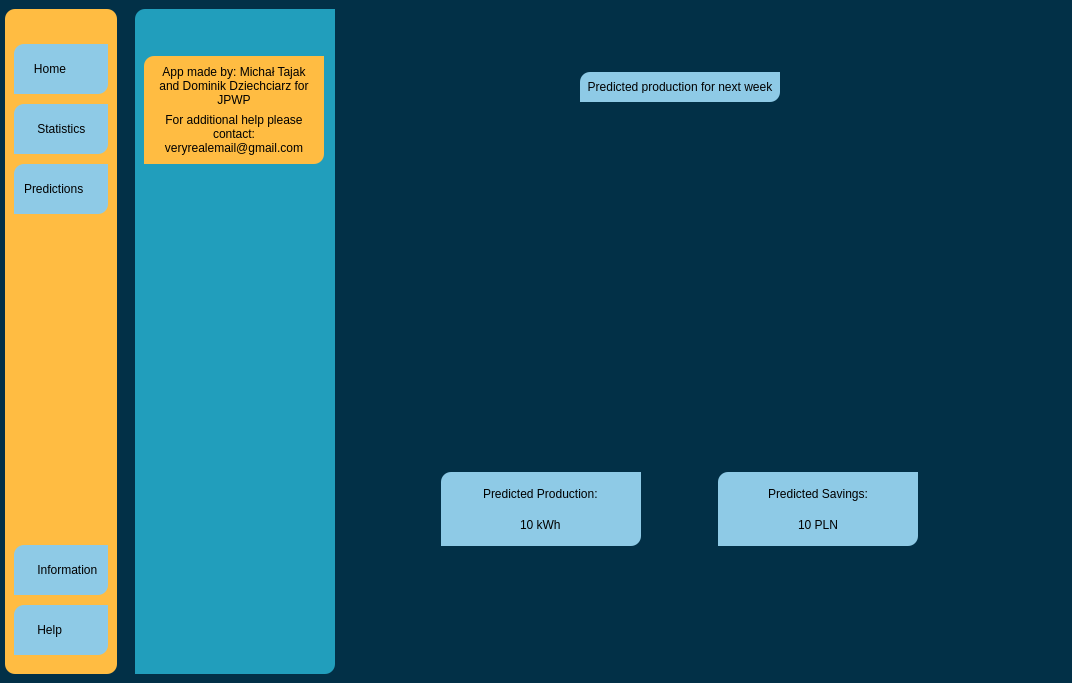
Above: Project1.ui from ddziechciarz/JPWPApp before the change. Below: the same form after it.
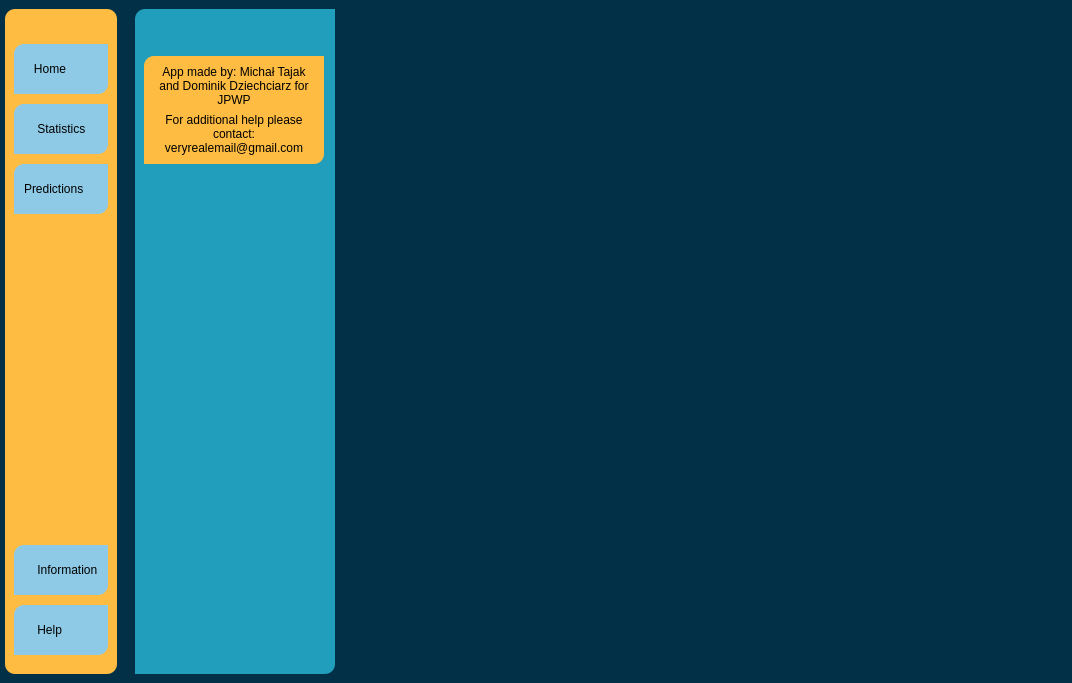
That is the form after the change. The open tabs and pages were chosen to show the change. Icons and pictures are not drawn.

```diff
--- a/Project1.ui
+++ b/Project1.ui
@@ -218,7 +218,7 @@
               <number>10</number>
              </property>
              <item>
-              <widget class="QPushButton" name="statsButton">
+              <widget class="QPushButton" name="homeButton">
                <property name="minimumSize">
                 <size>
                  <width>0</width>
@@ -247,7 +247,7 @@
               </widget>
              </item>
              <item>
-              <widget class="QPushButton" name="predButton">
+              <widget class="QPushButton" name="statsButton">
                <property name="minimumSize">
                 <size>
                  <width>0</width>
@@ -273,7 +273,7 @@
               </widget>
              </item>
              <item>
-              <widget class="QPushButton" name="homeButton">
+              <widget class="QPushButton" name="predButton">
                <property name="minimumSize">
                 <size>
                  <width>0</width>
@@ -424,7 +424,7 @@
                </property>
               </widget>
              </item>
-             <item alignment="Qt::AlignRight">
+             <item>
               <widget class="QPushButton" name="closeButton">
                <property name="text">
                 <string/>
@@ -1125,158 +1125,7 @@
               </layout>
              </widget>
             </widget>
-            <widget class="QWidget" name="predictionsPage">
-             <widget class="QWidget" name="graphWidget_2" native="true">
-              <property name="enabled">
-               <bool>true</bool>
-              </property>
-              <property name="geometry">
-               <rect>
-                <x>20</x>
-                <y>30</y>
-                <width>620</width>
-                <height>380</height>
-               </rect>
-              </property>
-              <layout class="QVBoxLayout" name="verticalLayout_13">
-               <item alignment="Qt::AlignHCenter|Qt::AlignTop">
-                <widget class="QWidget" name="graphWidgetName_2" native="true">
-                 <property name="minimumSize">
-                  <size>
-                   <width>200</width>
-                   <height>20</height>
-                  </size>
-                 </property>
-                 <property name="maximumSize">
-                  <size>
-                   <width>200</width>
-                   <height>30</height>
-                  </size>
-                 </property>
-                 <layout class="QHBoxLayout" name="horizontalLayout_10">
-                  <property name="leftMargin">
-                   <number>0</number>
-                  </property>
-                  <property name="topMargin">
-                   <number>9</number>
-                  </property>
-                  <property name="rightMargin">
-                   <number>0</number>
-                  </property>
-                  <property name="bottomMargin">
-                   <number>9</number>
-                  </property>
-                  <item alignment="Qt::AlignHCenter|Qt::AlignTop">
-                   <widget class="QLabel" name="predictedGraphName">
-                    <property name="minimumSize">
-                     <size>
-                      <width>200</width>
-                      <height>0</height>
-                     </size>
-                    </property>
-                    <property name="text">
-                     <string>Predicted production for next week</string>
-                    </property>
-                    <property name="alignment">
-                     <set>Qt::AlignCenter</set>
-                    </property>
-                   </widget>
-                  </item>
-                 </layout>
-                </widget>
-               </item>
-               <item alignment="Qt::AlignBottom">
-                <widget class="QLabel" name="predictedGraph">
-                 <property name="minimumSize">
-                  <size>
-                   <width>0</width>
-                   <height>320</height>
-                  </size>
-                 </property>
-                 <property name="maximumSize">
-                  <size>
-                   <width>16777215</width>
-                   <height>320</height>
-                  </size>
-                 </property>
-                 <property name="text">
-                  <string/>
-                 </property>
-                </widget>
-               </item>
-              </layout>
-             </widget>
-             <widget class="QWidget" name="predictionsDataWidget" native="true">
-              <property name="geometry">
-               <rect>
-                <x>20</x>
-                <y>430</y>
-                <width>620</width>
-                <height>74</height>
-               </rect>
-              </property>
-              <property name="minimumSize">
-               <size>
-                <width>0</width>
-                <height>70</height>
-               </size>
-              </property>
-              <layout class="QHBoxLayout" name="horizontalLayout_7">
-               <item>
-                <widget class="QWidget" name="predictedProductionWidget" native="true">
-                 <property name="maximumSize">
-                  <size>
-                   <width>200</width>
-                   <height>16777215</height>
-                  </size>
-                 </property>
-                 <layout class="QVBoxLayout" name="verticalLayout_14">
-                  <item alignment="Qt::AlignHCenter">
-                   <widget class="QLabel" name="predictedProductionLabel">
-                    <property name="text">
-                     <string>Predicted Production:</string>
-                    </property>
-                   </widget>
-                  </item>
-                  <item alignment="Qt::AlignHCenter">
-                   <widget class="QLabel" name="predictedProductionValue">
-                    <property name="text">
-                     <string>10 kWh</string>
-                    </property>
-                   </widget>
-                  </item>
-                 </layout>
-                </widget>
-               </item>
-               <item>
-                <widget class="QWidget" name="predictedSavingsWidget" native="true">
-                 <property name="maximumSize">
-                  <size>
-                   <width>200</width>
-                   <height>16777215</height>
-                  </size>
-                 </property>
-                 <layout class="QVBoxLayout" name="verticalLayout_15">
-                  <item alignment="Qt::AlignHCenter">
-                   <widget class="QLabel" name="predictedSavingsLabel">
-                    <property name="text">
-                     <string>Predicted Savings:</string>
-                    </property>
-                   </widget>
-                  </item>
-                  <item alignment="Qt::AlignHCenter">
-                   <widget class="QLabel" name="predictedSavingsValue">
-                    <property name="text">
-                     <string>10 PLN</string>
-                    </property>
-                   </widget>
-                  </item>
-                 </layout>
-                </widget>
-               </item>
-              </layout>
-             </widget>
-            </widget>
+            <widget class="QWidget" name="predictionsPage"/>
            </widget>
           </item>
          </layout>
```
Left out of the diff: 2 changed lines with no effect on the pictures.
